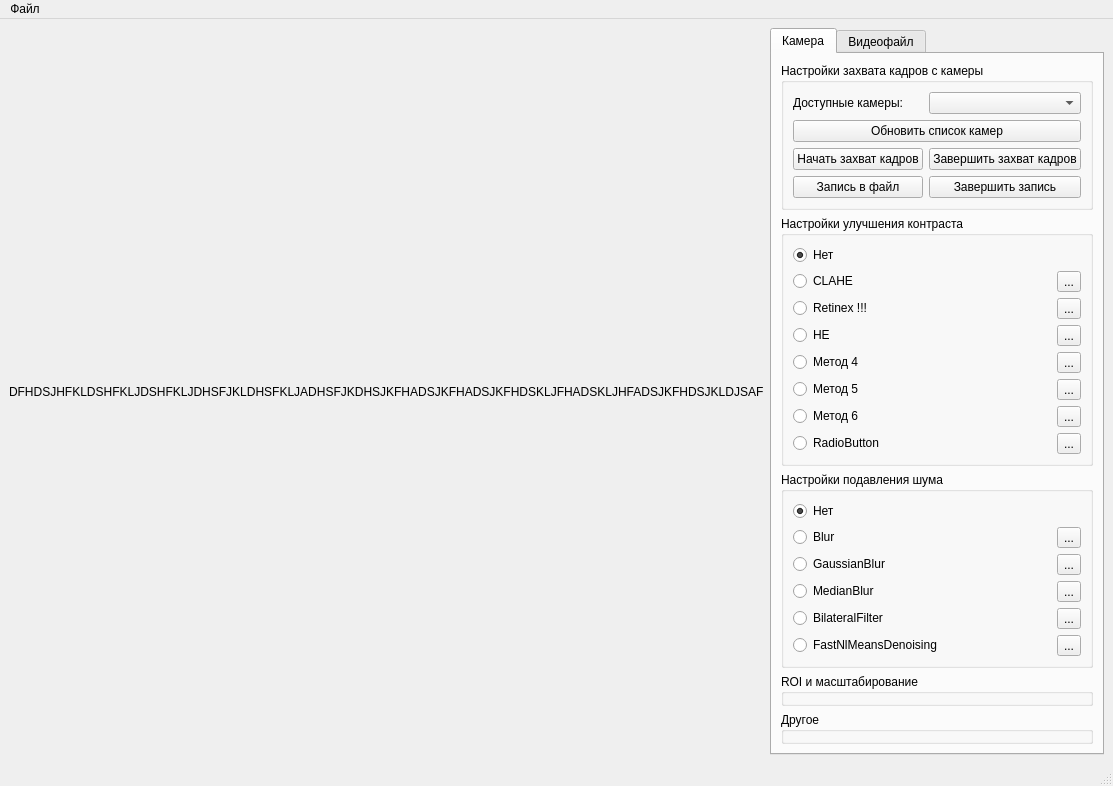
This is ui/main_window.ui in StarAres1/VideoHadler as Qt 5 draws it before an edit. The edited form follows.
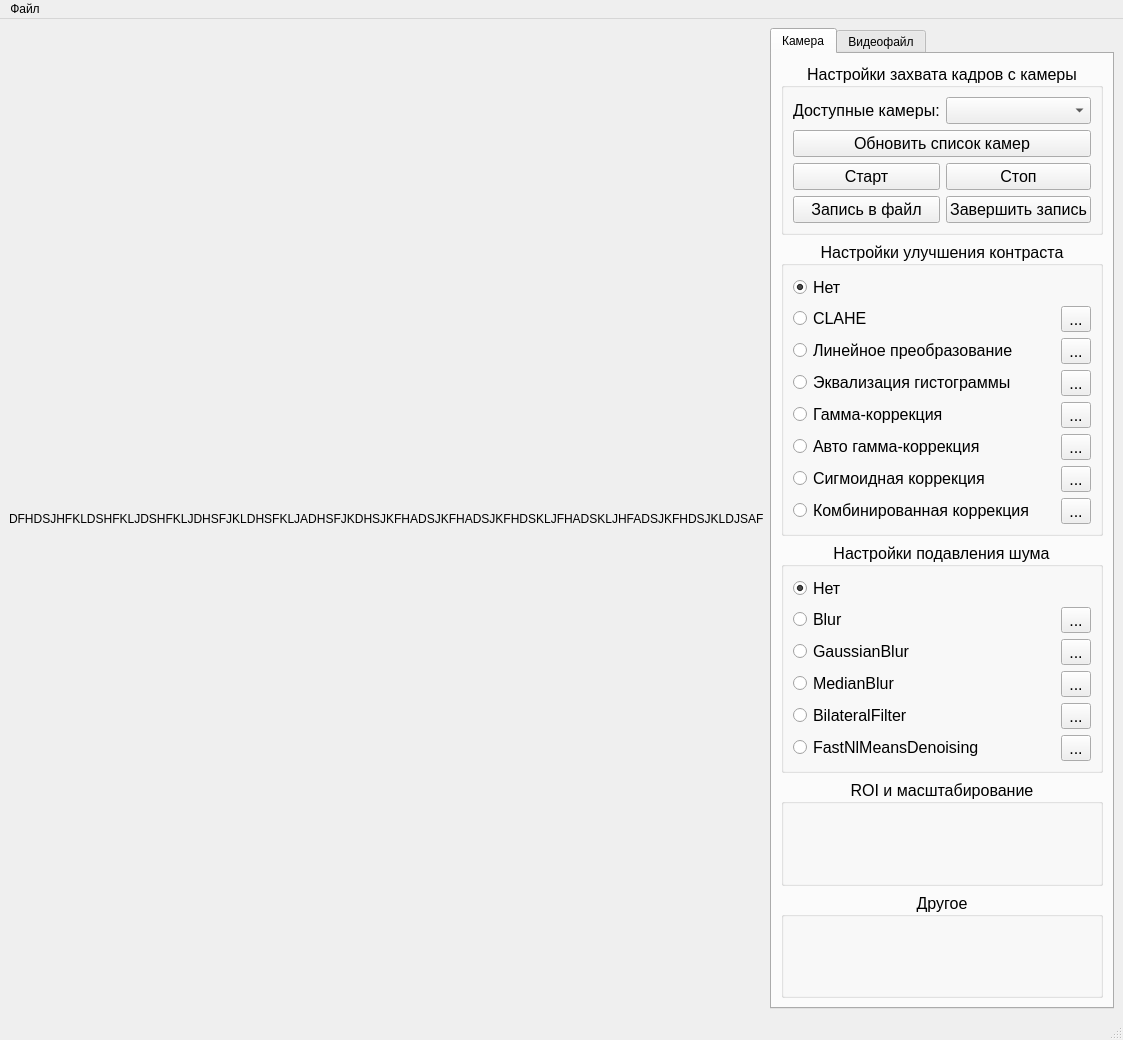
This is the edited form.

What changed in the file:
```diff
--- a/ui/main_window.ui
+++ b/ui/main_window.ui
@@ -6,13 +6,16 @@
    <rect>
     <x>0</x>
     <y>0</y>
-    <width>1009</width>
-    <height>704</height>
+    <width>1003</width>
+    <height>1040</height>
    </rect>
   </property>
   <property name="windowTitle">
    <string>MainWindow</string>
   </property>
+  <property name="styleSheet">
+   <string notr="true"/>
+  </property>
   <widget class="QWidget" name="centralwidget">
    <layout class="QHBoxLayout" name="horizontalLayout">
     <item>
@@ -27,6 +30,12 @@
     </item>
     <item>
      <widget class="QTabWidget" name="tabWidget">
+      <property name="maximumSize">
+       <size>
+        <width>500</width>
+        <height>16777215</height>
+       </size>
+      </property>
       <property name="currentIndex">
        <number>0</number>
       </property>
@@ -37,41 +46,49 @@
        <layout class="QVBoxLayout" name="verticalLayout">
         <item>
          <widget class="QGroupBox" name="group_grabling_video">
+          <property name="font">
+           <font>
+            <pointsize>12</pointsize>
+           </font>
+          </property>
           <property name="title">
            <string>Настройки захвата кадров с камеры</string>
           </property>
+          <property name="alignment">
+           <set>Qt::AlignmentFlag::AlignCenter</set>
+          </property>
           <layout class="QGridLayout" name="gridLayout_2">
-           <item row="3" column="0">
-            <widget class="QPushButton" name="bt_start_record">
-             <property name="text">
-              <string>Запись в файл</string>
-             </property>
-            </widget>
-           </item>
            <item row="2" column="1">
             <widget class="QPushButton" name="bt_stop_capture">
              <property name="text">
-              <string>Завершить захват кадров</string>
+              <string>Стоп</string>
              </property>
             </widget>
            </item>
-           <item row="2" column="0">
-            <widget class="QPushButton" name="bt_start_capture">
+           <item row="1" column="0" colspan="2">
+            <widget class="QPushButton" name="bt_update_cameras">
              <property name="text">
-              <string>Начать захват кадров</string>
-             </property>
-            </widget>
-           </item>
-           <item row="0" column="0">
-            <widget class="QLabel" name="l_list_cameras">
-             <property name="text">
-              <string>Доступные камеры:</string>
+              <string>Обновить список камер</string>
              </property>
             </widget>
            </item>
            <item row="0" column="1">
             <widget class="QComboBox" name="c_list_cameras"/>
            </item>
+           <item row="0" column="0">
+            <widget class="QLabel" name="l_list_cameras">
+             <property name="text">
+              <string>Доступные камеры:</string>
+             </property>
+            </widget>
+           </item>
+           <item row="2" column="0">
+            <widget class="QPushButton" name="bt_start_capture">
+             <property name="text">
+              <string>Старт</string>
+             </property>
+            </widget>
+           </item>
            <item row="3" column="1">
             <widget class="QPushButton" name="bt_stop_record">
              <property name="text">
@@ -79,10 +96,10 @@
              </property>
             </widget>
            </item>
-           <item row="1" column="0" colspan="2">
-            <widget class="QPushButton" name="bt_update_cameras">
+           <item row="3" column="0">
+            <widget class="QPushButton" name="bt_start_record">
              <property name="text">
-              <string>Обновить список камер</string>
+              <string>Запись в файл</string>
              </property>
             </widget>
            </item>
@@ -91,9 +108,17 @@
         </item>
         <item>
          <widget class="QGroupBox" name="group_contrast_enhancement">
+          <property name="font">
+           <font>
+            <pointsize>12</pointsize>
+           </font>
+          </property>
           <property name="title">
            <string>Настройки улучшения контраста</string>
           </property>
+          <property name="alignment">
+           <set>Qt::AlignmentFlag::AlignCenter</set>
+          </property>
           <layout class="QGridLayout" name="gridLayout">
            <item row="0" column="0">
             <widget class="QRadioButton" name="r_NotImprove">
@@ -105,98 +130,98 @@
              </property>
             </widget>
            </item>
-           <item row="4" column="0">
+           <item row="1" column="0">
+            <widget class="QRadioButton" name="r_CLAHE">
+             <property name="text">
+              <string>CLAHE</string>
+             </property>
+            </widget>
+           </item>
+           <item row="1" column="1">
+            <widget class="QToolButton" name="bt_CLAHE">
+             <property name="text">
+              <string>...</string>
+             </property>
+            </widget>
+           </item>
+           <item row="2" column="0">
+            <widget class="QRadioButton" name="r_Retinex">
+             <property name="text">
+              <string>Линейное преобразование</string>
+             </property>
+            </widget>
+           </item>
+           <item row="2" column="1">
+            <widget class="QToolButton" name="bt_Retinex">
+             <property name="text">
+              <string>...</string>
+             </property>
+            </widget>
+           </item>
+           <item row="3" column="0">
             <widget class="QRadioButton" name="r_HE">
              <property name="text">
-              <string>HE</string>
+              <string>Эквализация гистограммы</string>
              </property>
             </widget>
            </item>
-           <item row="6" column="1">
+           <item row="3" column="1">
+            <widget class="QToolButton" name="bt_HE">
+             <property name="text">
+              <string>...</string>
+             </property>
+            </widget>
+           </item>
+           <item row="4" column="0">
+            <widget class="QRadioButton" name="radioButton_4">
+             <property name="text">
+              <string>Гамма-коррекция</string>
+             </property>
+            </widget>
+           </item>
+           <item row="4" column="1">
+            <widget class="QToolButton" name="toolButton_4">
+             <property name="text">
+              <string>...</string>
+             </property>
+            </widget>
+           </item>
+           <item row="5" column="0">
+            <widget class="QRadioButton" name="radioButton_5">
+             <property name="text">
+              <string>Авто гамма-коррекция</string>
+             </property>
+            </widget>
+           </item>
+           <item row="5" column="1">
             <widget class="QToolButton" name="toolButton_5">
              <property name="text">
               <string>...</string>
              </property>
             </widget>
            </item>
-           <item row="7" column="0">
-            <widget class="QRadioButton" name="radioButton_6">
-             <property name="text">
-              <string>Метод 6</string>
-             </property>
-            </widget>
-           </item>
            <item row="6" column="0">
-            <widget class="QRadioButton" name="radioButton_5">
+            <widget class="QRadioButton" name="radioButton_6">
              <property name="text">
-              <string>Метод 5</string>
+              <string>Сигмоидная коррекция</string>
              </property>
             </widget>
            </item>
-           <item row="4" column="1">
-            <widget class="QToolButton" name="bt_HE">
-             <property name="text">
-              <string>...</string>
-             </property>
-            </widget>
-           </item>
-           <item row="7" column="1">
+           <item row="6" column="1">
             <widget class="QToolButton" name="toolButton_6">
              <property name="text">
               <string>...</string>
              </property>
             </widget>
            </item>
-           <item row="1" column="1">
-            <widget class="QToolButton" name="bt_CLAHE">
-             <property name="text">
-              <string>...</string>
-             </property>
-            </widget>
-           </item>
-           <item row="3" column="0">
-            <widget class="QRadioButton" name="r_Retinex">
-             <property name="text">
-              <string>Retinex !!!</string>
-             </property>
-            </widget>
-           </item>
-           <item row="5" column="1">
-            <widget class="QToolButton" name="toolButton_4">
-             <property name="text">
-              <string>...</string>
-             </property>
-            </widget>
-           </item>
-           <item row="5" column="0">
-            <widget class="QRadioButton" name="radioButton_4">
-             <property name="text">
-              <string>Метод 4</string>
-             </property>
-            </widget>
-           </item>
-           <item row="1" column="0">
-            <widget class="QRadioButton" name="r_CLAHE">
-             <property name="text">
-              <string>CLAHE</string>
-             </property>
-            </widget>
-           </item>
-           <item row="3" column="1">
-            <widget class="QToolButton" name="bt_Retinex">
-             <property name="text">
-              <string>...</string>
-             </property>
-            </widget>
-           </item>
-           <item row="8" column="0">
+           <item row="7" column="0">
             <widget class="QRadioButton" name="radioButton">
              <property name="text">
-              <string>RadioButton</string>
+              <string>Комбинированная коррекция</string>
              </property>
             </widget>
            </item>
-           <item row="8" column="1">
+           <item row="7" column="1">
             <widget class="QToolButton" name="toolButton_9">
              <property name="text">
               <string>...</string>
@@ -208,31 +233,32 @@
         </item>
         <item>
          <widget class="QGroupBox" name="group_enhancement">
+          <property name="font">
+           <font>
+            <pointsize>12</pointsize>
+           </font>
+          </property>
           <property name="title">
            <string>Настройки подавления шума</string>
           </property>
+          <property name="alignment">
+           <set>Qt::AlignmentFlag::AlignCenter</set>
+          </property>
           <layout class="QGridLayout" name="gridLayout_3">
-           <item row="5" column="0">
-            <widget class="QRadioButton" name="r_FastNlMeansDenoising">
+           <item row="4" column="0">
+            <widget class="QRadioButton" name="r_BilateralFilter">
              <property name="text">
-              <string>FastNlMeansDenoising</string>
+              <string>BilateralFilter</string>
              </property>
             </widget>
            </item>
-           <item row="2" column="1">
-            <widget class="QToolButton" name="toolButton_2">
+           <item row="3" column="1">
+            <widget class="QToolButton" name="toolButton_3">
              <property name="text">
               <string>...</string>
              </property>
             </widget>
            </item>
-           <item row="1" column="0">
-            <widget class="QRadioButton" name="r_Blur">
-             <property name="text">
-              <string>Blur</string>
-             </property>
-            </widget>
-           </item>
            <item row="3" column="0">
             <widget class="QRadioButton" name="r_MedianBlur">
              <property name="text">
@@ -240,13 +266,6 @@
              </property>
             </widget>
            </item>
-           <item row="3" column="1">
-            <widget class="QToolButton" name="toolButton_3">
-             <property name="text">
-              <string>...</string>
-             </property>
-            </widget>
-           </item>
            <item row="4" column="1">
             <widget class="QToolButton" name="toolButton_7">
              <property name="text">
@@ -254,27 +273,10 @@
              </property>
             </widget>
            </item>
-           <item row="1" column="1">
-            <widget class="QToolButton" name="toolButton">
+           <item row="5" column="0">
+            <widget class="QRadioButton" name="r_FastNlMeansDenoising">
              <property name="text">
-              <string>...</string>
-             </property>
-            </widget>
-           </item>
-           <item row="0" column="0">
-            <widget class="QRadioButton" name="r_NotReductionNoise">
-             <property name="text">
-              <string>Нет</string>
-             </property>
-             <property name="checked">
-              <bool>true</bool>
-             </property>
-            </widget>
-           </item>
-           <item row="4" column="0">
-            <widget class="QRadioButton" name="r_BilateralFilter">
-             <property name="text">
-              <string>BilateralFilter</string>
+              <string>FastNlMeansDenoising</string>
              </property>
             </widget>
            </item>
@@ -285,6 +287,13 @@
              </property>
             </widget>
            </item>
+           <item row="1" column="0">
+            <widget class="QRadioButton" name="r_Blur">
+             <property name="text">
+              <string>Blur</string>
+             </property>
+            </widget>
+           </item>
            <item row="5" column="1">
             <widget class="QToolButton" name="toolButton_8">
              <property name="text">
@@ -292,21 +301,61 @@
              </property>
             </widget>
            </item>
+           <item row="2" column="1">
+            <widget class="QToolButton" name="toolButton_2">
+             <property name="text">
+              <string>...</string>
+             </property>
+            </widget>
+           </item>
+           <item row="0" column="0">
+            <widget class="QRadioButton" name="r_NotReductionNoise">
+             <property name="text">
+              <string>Нет</string>
+             </property>
+             <property name="checked">
+              <bool>true</bool>
+             </property>
+            </widget>
+           </item>
+           <item row="1" column="1">
+            <widget class="QToolButton" name="toolButton">
+             <property name="text">
+              <string>...</string>
+             </property>
+            </widget>
+           </item>
           </layout>
          </widget>
         </item>
         <item>
          <widget class="QGroupBox" name="group_ROI">
+          <property name="font">
+           <font>
+            <pointsize>12</pointsize>
+           </font>
+          </property>
           <property name="title">
            <string>ROI и масштабирование</string>
           </property>
+          <property name="alignment">
+           <set>Qt::AlignmentFlag::AlignCenter</set>
+          </property>
          </widget>
         </item>
         <item>
          <widget class="QGroupBox" name="group_other">
+          <property name="font">
+           <font>
+            <pointsize>12</pointsize>
+           </font>
+          </property>
           <property name="title">
            <string>Другое</string>
           </property>
+          <property name="alignment">
+           <set>Qt::AlignmentFlag::AlignCenter</set>
+          </property>
          </widget>
         </item>
        </layout>
@@ -325,7 +374,7 @@
     <rect>
      <x>0</x>
      <y>0</y>
-     <width>1009</width>
+     <width>1003</width>
      <height>22</height>
     </rect>
    </property>
```
